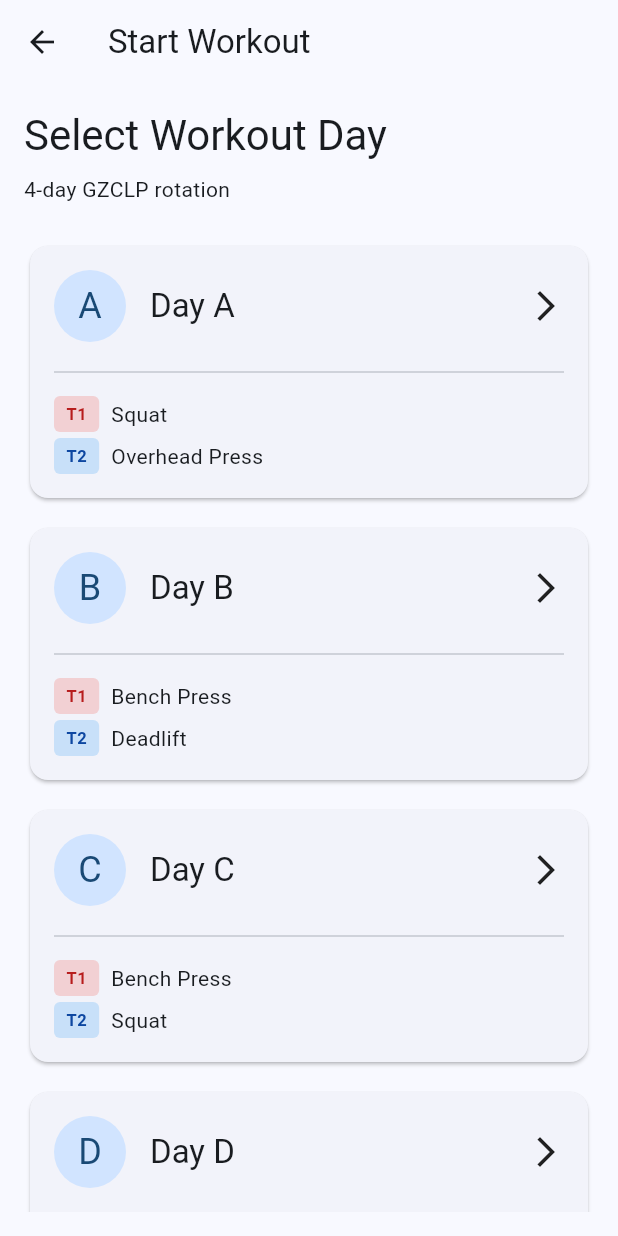
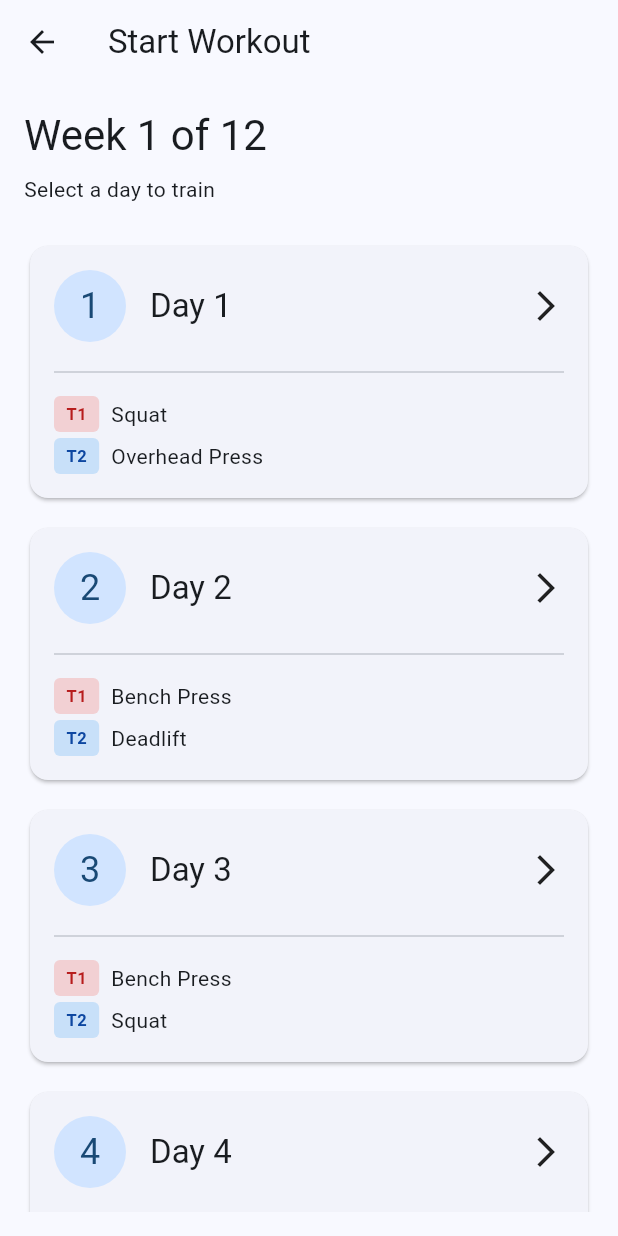
Before and after one commit to camiloh12/gzclp, a Flutter app: the StartWorkoutPage screen opened by its route, on a phone screen of 412 x 824 dp. Run offline on Flutter 3.47's test engine with Material 3 defaults, Android fonts, the phone set to English and light mode, and no system bars; our stand-ins replace dartz, drift, drift_flutter, equatable, flutter_bloc, get_it and 1 more; accounts and stored records are empty; generated files the repository leaves out were written again.

Commit message:
feat: show week context and day completion badges in day picker
Co-Authored-By: Claude Sonnet 4.6 <noreply@anthropic.com>

```diff
--- a/lib/features/workout/presentation/pages/start_workout_page.dart
+++ b/lib/features/workout/presentation/pages/start_workout_page.dart
@@ -3,6 +3,7 @@ import 'package:flutter_bloc/flutter_bloc.dart';
 
 import '../../../../core/di/injection_container.dart';
 import '../../../../core/routes/app_routes.dart';
+import '../../../workout/data/datasources/local/app_database.dart';
 import '../../../workout/domain/entities/accessory_exercise_entity.dart';
 import '../../../workout/domain/repositories/accessory_exercise_repository.dart';
 import '../bloc/active_workout/active_workout_bloc.dart';
@@ -20,18 +21,21 @@ class StartWorkoutPage extends StatefulWidget {
 class _StartWorkoutPageState extends State<StartWorkoutPage> {
   final Map<String, List<AccessoryExerciseEntity>> _t3ExercisesByDay = {};
   bool _isLoadingT3 = true;
+  Set<String> _completedDaysThisWeek = {};
+  int _currentWeek = 1;
 
   @override
   void initState() {
     super.initState();
     _loadT3Exercises();
+    _loadCycleInfo();
   }
 
   Future<void> _loadT3Exercises() async {
     final accessoryRepo = sl<AccessoryExerciseRepository>();
 
     // Load T3 exercises for all days
-    for (final day in ['A', 'B', 'C', 'D']) {
+    for (final day in ['1', '2', '3', '4']) {
       final result = await accessoryRepo.getAccessoriesForDay(day);
       result.fold(
         (_) => _t3ExercisesByDay[day] = [],
@@ -42,6 +46,22 @@ class _StartWorkoutPageState extends State<StartWorkoutPage> {
     setState(() {
       _isLoadingT3 = false;
     });
+  }
+
+  Future<void> _loadCycleInfo() async {
+    final db = sl<AppDatabase>();
+    final activeCycle = await db.cyclesDao.getActiveCycle();
+    if (activeCycle != null) {
+      final currentWeek = activeCycle.completedRotations + 1;
+      final sessions = await db.workoutSessionsDao
+          .getFinalizedDayTypesForRotation(activeCycle.id, currentWeek);
+      if (mounted) {
+        setState(() {
+          _currentWeek = currentWeek;
+          _completedDaysThisWeek = sessions;
+        });
+      }
+    }
   }
 
   @override
@@ -89,12 +109,12 @@ class _StartWorkoutPageState extends State<StartWorkoutPage> {
                 crossAxisAlignment: CrossAxisAlignment.stretch,
                 children: [
                   Text(
-                    'Select Workout Day',
+                    'Week $_currentWeek of 12',
                     style: Theme.of(context).textTheme.headlineMedium,
                   ),
                   const SizedBox(height: 8),
                   Text(
-                    '4-day GZCLP rotation',
+                    'Select a day to train',
                     style: Theme.of(context).textTheme.bodyMedium,
                   ),
                   const SizedBox(height: 24),
@@ -103,34 +123,38 @@ class _StartWorkoutPageState extends State<StartWorkoutPage> {
                       children: [
                         _buildDayCard(
                           context,
-                          'A',
+                          '1',
                           'Squat',
                           'Overhead Press',
-                          _t3ExercisesByDay['A'] ?? [],
+                          _t3ExercisesByDay['1'] ?? [],
+                          _completedDaysThisWeek,
                         ),
                         const SizedBox(height: 12),
                         _buildDayCard(
                           context,
-                          'B',
+                          '2',
                           'Bench Press',
                           'Deadlift',
-                          _t3ExercisesByDay['B'] ?? [],
+                          _t3ExercisesByDay['2'] ?? [],
+                          _completedDaysThisWeek,
                         ),
                         const SizedBox(height: 12),
                         _buildDayCard(
                           context,
-                          'C',
+                          '3',
                           'Bench Press',
                           'Squat',
-                          _t3ExercisesByDay['C'] ?? [],
+                          _t3ExercisesByDay['3'] ?? [],
+                          _completedDaysThisWeek,
                         ),
                         const SizedBox(height: 12),
                         _buildDayCard(
                           context,
-                          'D',
+                          '4',
                           'Deadlift',
                           'Overhead Press',
-                          _t3ExercisesByDay['D'] ?? [],
+                          _t3ExercisesByDay['4'] ?? [],
+                          _completedDaysThisWeek,
                         ),
                       ],
                     ),
@@ -147,6 +171,7 @@ class _StartWorkoutPageState extends State<StartWorkoutPage> {
     String t1Lift,
     String t2Lift,
     List<AccessoryExerciseEntity> t3Exercises,
+    Set<String> completedDays,
   ) {
     return Card(
       child: InkWell(
@@ -165,16 +190,20 @@ class _StartWorkoutPageState extends State<StartWorkoutPage> {
                     width: 48,
                     height: 48,
                     decoration: BoxDecoration(
-                      color: Theme.of(context).colorScheme.primaryContainer,
+                      color: completedDays.contains(dayType)
+                          ? Colors.green
+                          : Theme.of(context).colorScheme.primaryContainer,
                       borderRadius: BorderRadius.circular(24),
                     ),
                     child: Center(
-                      child: Text(
-                        dayType,
-                        style: Theme.of(context).textTheme.headlineSmall?.copyWith(
-                              color: Theme.of(context).colorScheme.onPrimaryContainer,
+                      child: completedDays.contains(dayType)
+                          ? const Icon(Icons.check, color: Colors.white)
+                          : Text(
+                              dayType,
+                              style: Theme.of(context).textTheme.headlineSmall?.copyWith(
+                                    color: Theme.of(context).colorScheme.onPrimaryContainer,
+                                  ),
                             ),
-                      ),
                     ),
                   ),
                   const SizedBox(width: 16),
@@ -186,6 +215,13 @@ class _StartWorkoutPageState extends State<StartWorkoutPage> {
                           'Day $dayType',
                           style: Theme.of(context).textTheme.titleLarge,
                         ),
+                        if (completedDays.contains(dayType))
+                          Text(
+                            'Done this week',
+                            style: Theme.of(context).textTheme.bodySmall?.copyWith(
+                                  color: Colors.green,
+                                ),
+                          ),
                       ],
                     ),
                   ),
```
